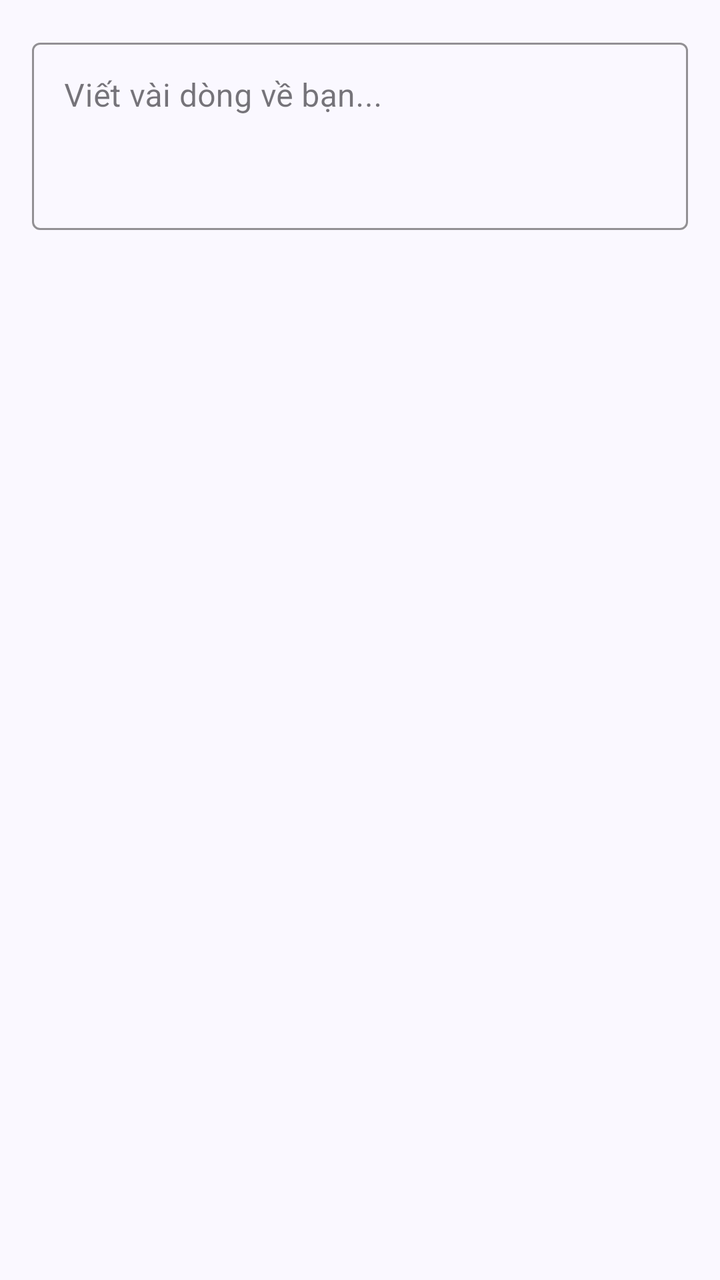
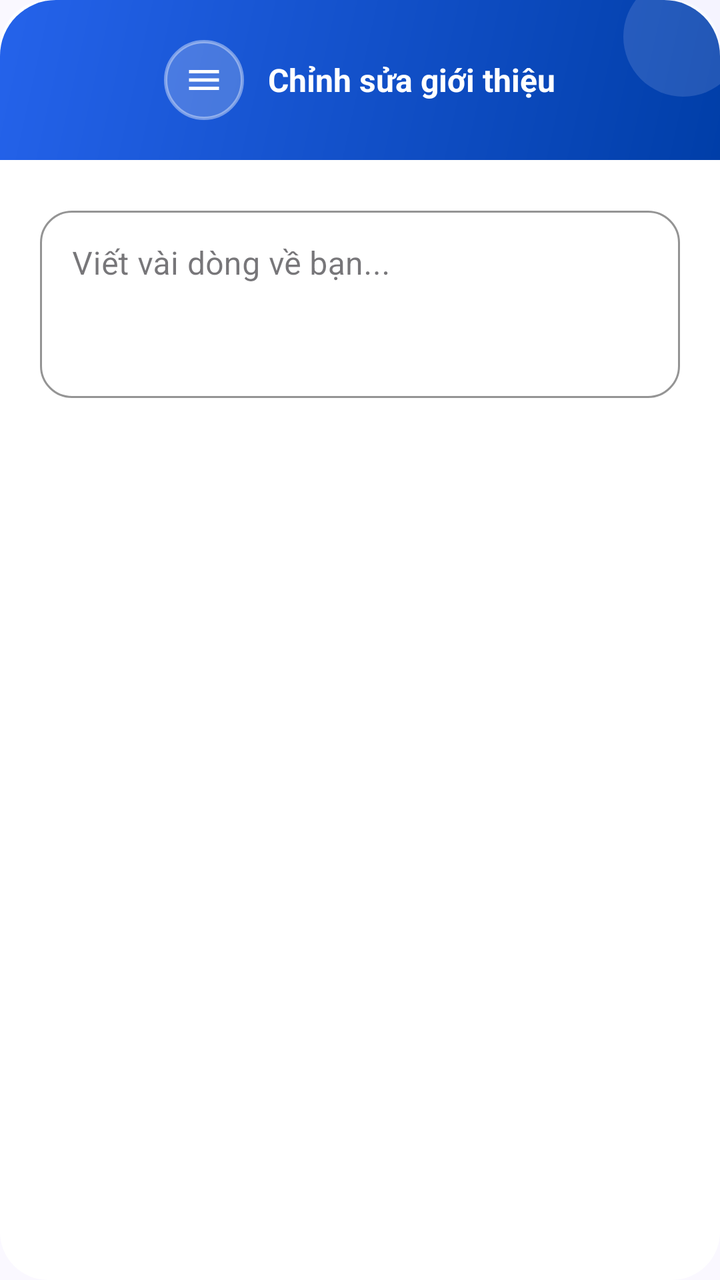

Screens rendered from an Android XML layout before and after an edit, with the pre-edit source and the edit as a unified diff.
<!-- AndroidManifest.xml: application theme Theme.ObjectLanguage -->
<!-- res/layout/dialog_edit_bio.xml -->
<?xml version="1.0" encoding="utf-8"?>
<LinearLayout xmlns:android="http://schemas.android.com/apk/res/android"
    xmlns:app="http://schemas.android.com/apk/res-auto"
    android:layout_width="match_parent"
    android:layout_height="wrap_content"
    android:orientation="vertical"
    android:padding="16dp">

    <com.google.android.material.textfield.TextInputLayout
        style="@style/Widget.MaterialComponents.TextInputLayout.OutlinedBox"
        android:layout_width="match_parent"
        android:layout_height="wrap_content"
        app:boxStrokeColor="@color/primary"
        app:hintTextColor="@color/primary">

        <com.google.android.material.textfield.TextInputEditText
            android:id="@+id/etBio"
            android:layout_width="match_parent"
            android:layout_height="wrap_content"
            android:gravity="top|start"
            android:hint="@string/profile_bio_hint"
            android:inputType="textMultiLine|textCapSentences"
            android:maxLines="5"
            android:minLines="3" />

    </com.google.android.material.textfield.TextInputLayout>

</LinearLayout>
<!-- resources referenced by this layout -->
<resources>
  <color name="primary">#004AC6</color>
  <string name="profile_bio_hint">Viết vài dòng về bạn...</string>
  <color name="primary_dark">#003EA8</color>
  <color name="text_on_primary">#FFFFFF</color>
  <color name="secondary">#FD933D</color>
  <color name="violet">#7C3AED</color>
  <color name="background">#FAF8FF</color>
  <color name="surface">#FFFFFF</color>
  <style name="Widget.App.CardView" parent="Widget.Material3.CardView.Elevated">
          <item name="cardBackgroundColor">@color/surface</item>
          <item name="cardCornerRadius">14dp</item>
          <item name="cardElevation">0dp</item>
          <item name="strokeWidth">0dp</item>
      </style>
  <style name="Widget.App.BottomNav" parent="Widget.Material3.BottomNavigationView">
          <item name="backgroundTint">@color/bottom_nav_bg</item>
          <item name="itemIconTint">@color/bottom_nav_color</item>
          <item name="itemTextColor">@color/bottom_nav_color</item>
          <item name="itemActiveIndicatorStyle">@style/Widget.App.BottomNav.ActiveIndicator</item>
          <item name="labelVisibilityMode">labeled</item>
          <item name="itemRippleColor">@color/primary_light</item>
      </style>
  <color name="bottom_nav_bg">#FFFFFF</color>
  <style name="Widget.App.BottomNav.ActiveIndicator" parent="Widget.Material3.BottomNavigationView.ActiveIndicator">
          <item name="android:color">@color/surface_variant</item>
          <item name="shapeAppearance">@style/ShapeAppearance.App.SmallComponent</item>
      </style>
  <color name="primary_light">#DBE1FF</color>
  <color name="surface_variant">#E1E2ED</color>
  <style name="ShapeAppearance.App.SmallComponent" parent="ShapeAppearance.Material3.SmallComponent">
          <item name="cornerSize">14dp</item>
      </style>
  <!-- unchanged entries left out for length: 1 -->
</resources>

<!-- the commit's change to res/layout/dialog_edit_bio.xml (unified diff, before → after) -->
@@ -3,26 +3,89 @@
     xmlns:app="http://schemas.android.com/apk/res-auto"
     android:layout_width="match_parent"
     android:layout_height="wrap_content"
-    android:orientation="vertical"
-    android:padding="16dp">
+    android:background="@drawable/bg_dialog_rounded"
+    android:orientation="vertical">
 
-    <com.google.android.material.textfield.TextInputLayout
-        style="@style/Widget.MaterialComponents.TextInputLayout.OutlinedBox"
+    
+    <FrameLayout
+        android:layout_width="match_parent"
+        android:layout_height="80dp"
+        android:background="@drawable/bg_dialog_header_primary">
+
+        <View
+            android:layout_width="60dp"
+            android:layout_height="60dp"
+            android:layout_gravity="top|end"
+            android:layout_marginTop="-12dp"
+            android:layout_marginEnd="-12dp"
+            android:alpha="0.15"
+            android:background="@drawable/circle_bg" />
+
+        <LinearLayout
+            android:layout_width="wrap_content"
+            android:layout_height="wrap_content"
+            android:layout_gravity="center"
+            android:gravity="center_vertical"
+            android:orientation="horizontal">
+
+            <FrameLayout
+                android:layout_width="40dp"
+                android:layout_height="40dp"
+                android:background="@drawable/bg_dialog_icon_circle">
+                <ImageView
+                    android:layout_width="20dp"
+                    android:layout_height="20dp"
+                    android:layout_gravity="center"
+                    android:contentDescription="@null"
+                    android:src="@drawable/ic_menu"
+                    app:tint="#FFFFFF" />
+            </FrameLayout>
+
+            <TextView
+                android:layout_width="wrap_content"
+                android:layout_height="wrap_content"
+                android:layout_marginStart="12dp"
+                android:text="@string/profile_edit_bio_title"
+                android:textColor="#FFFFFF"
+                android:textSize="16sp"
+                android:textStyle="bold" />
+        </LinearLayout>
+    </FrameLayout>
+
+    
+    <LinearLayout
         android:layout_width="match_parent"
         android:layout_height="wrap_content"
-        app:boxStrokeColor="@color/primary"
-        app:hintTextColor="@color/primary">
+        android:background="@drawable/bg_dialog_body_bottom"
+        android:orientation="vertical"
+        android:paddingStart="20dp"
+        android:paddingTop="20dp"
+        android:paddingEnd="20dp"
+        android:paddingBottom="20dp">
 
-        <com.google.android.material.textfield.TextInputEditText
-            android:id="@+id/etBio"
+        <com.google.android.material.textfield.TextInputLayout
+            style="@style/Widget.MaterialComponents.TextInputLayout.OutlinedBox"
             android:layout_width="match_parent"
             android:layout_height="wrap_content"
-            android:gravity="top|start"
-            android:hint="@string/profile_bio_hint"
-            android:inputType="textMultiLine|textCapSentences"
-            android:maxLines="5"
-            android:minLines="3" />
+            app:boxCornerRadiusTopStart="16dp"
+            app:boxCornerRadiusTopEnd="16dp"
+            app:boxCornerRadiusBottomStart="16dp"
+            app:boxCornerRadiusBottomEnd="16dp"
+            app:boxStrokeColor="@color/primary"
+            app:hintTextColor="@color/primary">
 
-    </com.google.android.material.textfield.TextInputLayout>
+            <com.google.android.material.textfield.TextInputEditText
+                android:id="@+id/etBio"
+                android:layout_width="match_parent"
+                android:layout_height="wrap_content"
+                android:gravity="top|start"
+                android:hint="@string/profile_bio_hint"
+                android:inputType="textMultiLine|textCapSentences"
+                android:maxLines="5"
+                android:minLines="3" />
+
+        </com.google.android.material.textfield.TextInputLayout>
+
+    </LinearLayout>
 
 </LinearLayout>
<!-- resource entries referenced after the edit -->
@@ -1,7 +1,65 @@
 <!-- resources referenced by this layout -->
 <resources>
   <color name="primary">#004AC6</color>
+  <!-- drawable bg_dialog_body_bottom (drawable) -->
+  <?xml version="1.0" encoding="utf-8"?>
+  <shape xmlns:android="http://schemas.android.com/apk/res/android"
+      android:shape="rectangle">
+      <solid android:color="@color/surface" />
+      <corners
+          android:topLeftRadius="0dp"
+          android:topRightRadius="0dp"
+          android:bottomLeftRadius="28dp"
+          android:bottomRightRadius="28dp" />
+  </shape>
+  <!-- drawable bg_dialog_header_primary (drawable) -->
+  <?xml version="1.0" encoding="utf-8"?>
+  <shape xmlns:android="http://schemas.android.com/apk/res/android"
+      android:shape="rectangle">
+      <gradient
+          android:startColor="#003EA8"
+          android:endColor="#2563EB"
+          android:angle="135" />
+      <corners
+          android:topLeftRadius="28dp"
+          android:topRightRadius="28dp"
+          android:bottomLeftRadius="0dp"
+          android:bottomRightRadius="0dp" />
+  </shape>
+  <!-- drawable bg_dialog_icon_circle (drawable) -->
+  <?xml version="1.0" encoding="utf-8"?>
+  <shape xmlns:android="http://schemas.android.com/apk/res/android"
+      android:shape="oval">
+      <solid android:color="#33FFFFFF" />
+      <stroke
+          android:width="1.5dp"
+          android:color="#66FFFFFF" />
+  </shape>
+  <!-- drawable bg_dialog_rounded (drawable) -->
+  <?xml version="1.0" encoding="utf-8"?>
+  <shape xmlns:android="http://schemas.android.com/apk/res/android"
+      android:shape="rectangle">
+      <solid android:color="@color/surface" />
+      <corners android:radius="24dp" />
+  </shape>
+  <!-- drawable circle_bg (drawable) -->
+  <?xml version="1.0" encoding="utf-8"?>
+  <shape xmlns:android="http://schemas.android.com/apk/res/android" android:shape="oval">
+      <solid android:color="@color/primary_light" />
+  </shape>
+  <!-- drawable ic_menu (drawable) -->
+  <?xml version="1.0" encoding="utf-8"?>
+  <vector xmlns:android="http://schemas.android.com/apk/res/android"
+      android:width="24dp"
+      android:height="24dp"
+      android:viewportWidth="24"
+      android:viewportHeight="24">
+      <path
+          android:fillColor="#FF000000"
+          android:pathData="M3,18h18v-2L3,16v2zM3,13h18v-2L3,11v2zM3,6v2h18L21,6L3,6z" />
+  </vector>
   <string name="profile_bio_hint">Viết vài dòng về bạn...</string>
+  <string name="profile_edit_bio_title">Chỉnh sửa giới thiệu</string>
   <color name="primary_dark">#003EA8</color>
   <color name="text_on_primary">#FFFFFF</color>
   <color name="secondary">#FD933D</color>
